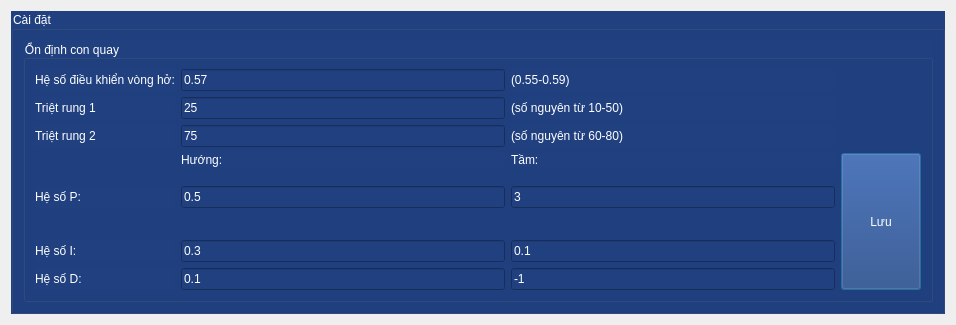
Qt form RSS_CU_n/dialog_motion_param.ui (kimphg/RWS_CU) before a commit.
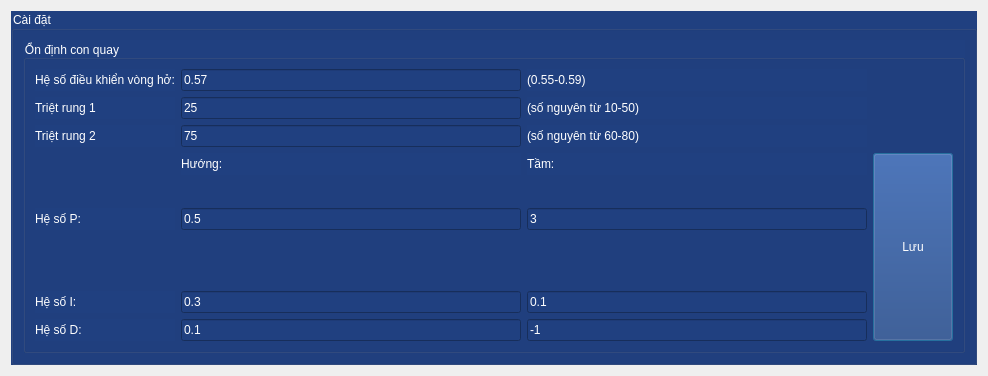
The same form after that commit.

Patch:
```diff
--- a/RSS_CU_n/dialog_motion_param.ui
+++ b/RSS_CU_n/dialog_motion_param.ui
@@ -6,8 +6,8 @@
    <rect>
     <x>0</x>
     <y>0</y>
-    <width>956</width>
-    <height>325</height>
+    <width>988</width>
+    <height>376</height>
    </rect>
   </property>
   <property name="windowTitle">
```
